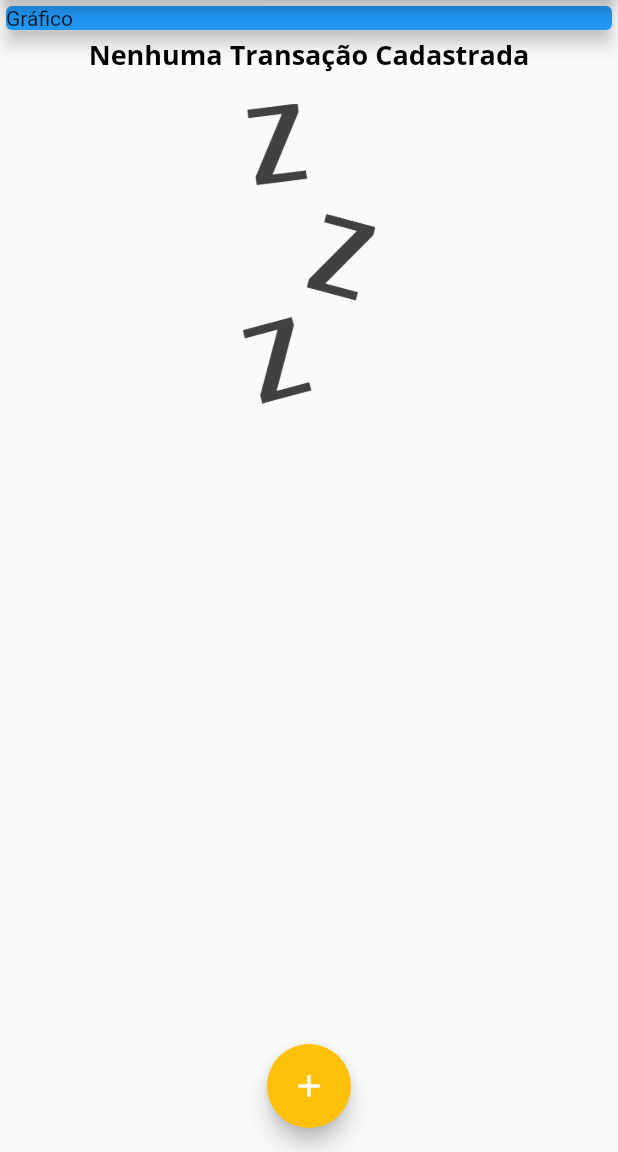
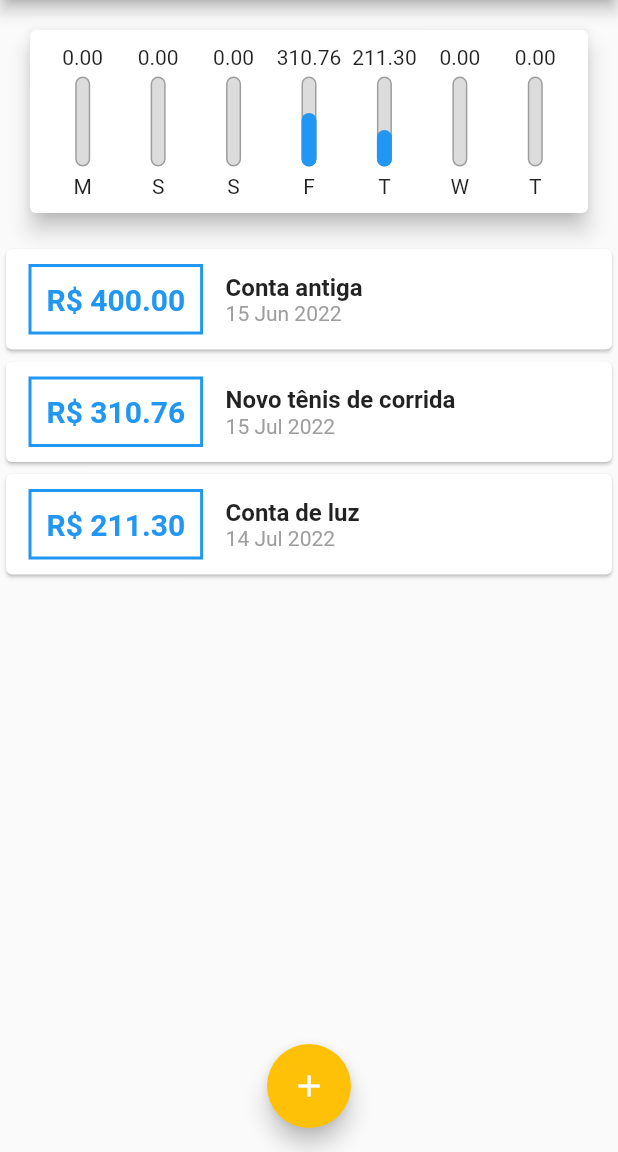
Before and after one commit to IvanMCarval/flutter_application_despesas, a Flutter app: the screen it shows after launch, on a phone screen of 412 x 824 dp, the part 84-1236 px from its top. Run offline on Flutter 3.47's test engine with Material 2 defaults, Android fonts, the phone set to English and light mode, and no system bars; missing offline and left inert: dart:ffi.

Commit message:
Criado componente Chart

```diff
--- /dev/null
+++ b/lib/components/chart.dart
@@ -0,0 +1,67 @@
+import 'dart:ffi';
+
+import 'package:flutter/material.dart';
+import 'package:flutter_application_despesas/components/chart_bar.dart';
+import 'package:flutter_application_despesas/models/transaction.dart';
+import 'package:intl/intl.dart';
+
+class Chart extends StatelessWidget {
+  final List<Transaction> recentTransactions;
+
+  Chart(this.recentTransactions);
+
+  List<Map<String, Object>> get groupedTransactions {
+    return List.generate(7, (index) {
+      final weekDay = DateTime.now().subtract(
+        Duration(days: index),
+      );
+
+      double totalSum = 0.0;
+
+      for (var i = 0; i < recentTransactions.length; i++) {
+        bool sameDay = recentTransactions[i].date.day == weekDay.day;
+        bool sameMonth = recentTransactions[i].date.month == weekDay.month;
+        bool sameYear = recentTransactions[i].date.year == weekDay.year;
+
+        if (sameDay && sameMonth && sameYear) {
+          totalSum += recentTransactions[i].value;
+        }
+      }
+
+      return {
+        'day': DateFormat.E().format(weekDay)[0],
+        'value': totalSum,
+      };
+    });
+  }
+
+  double get _weekTotalValue {
+    return groupedTransactions.fold(0.0, (sum, tr) {
+      return sum + (tr['value'] as double);
+    });
+  }
+
+  @override
+  Widget build(BuildContext context) {
+    return Card(
+      elevation: 6,
+      margin: const EdgeInsets.all(20),
+      child: Padding(
+        padding: const EdgeInsets.all(10),
+        child: Row(
+          mainAxisAlignment: MainAxisAlignment.spaceBetween,
+          children: groupedTransactions.map((tr) {
+            return Flexible(
+              fit: FlexFit.tight,
+              child: ChartBar(
+                label: tr['day'] as String,
+                value: tr['value'] as double,
+                percentage: (tr['value'] as double) / _weekTotalValue,
+              ),
+            );
+          }).toList(),
+        ),
+      ),
+    );
+  }
+}
--- /dev/null
+++ b/lib/components/chart_bar.dart
@@ -0,0 +1,55 @@
+import 'package:flutter/material.dart';
+
+class ChartBar extends StatelessWidget {
+  final String? label;
+  final double? value;
+  final double? percentage;
+
+  const ChartBar({
+    this.label,
+    this.value,
+    this.percentage,
+    Key? key,
+  }) : super(key: key);
+
+  @override
+  Widget build(BuildContext context) {
+    return Column(
+      children: [
+        FittedBox(
+          child: Text('${value!.toStringAsFixed(2)}'),
+        ),
+        SizedBox(height: 5),
+        Container(
+          height: 60,
+          width: 10,
+          child: Stack(
+            alignment: Alignment.bottomCenter,
+            children: [
+              Container(
+                decoration: BoxDecoration(
+                    border: Border.all(
+                      color: Colors.grey,
+                      width: 1.0,
+                    ),
+                    color: const Color.fromRGBO(220, 220, 220, 1),
+                    borderRadius: BorderRadius.circular(5)),
+              ),
+              FractionallySizedBox(
+                heightFactor: percentage,
+                child: Container(
+                  decoration: BoxDecoration(
+                    color: Theme.of(context).primaryColor,
+                    borderRadius: BorderRadius.circular(5),
+                  ),
+                ),
+              ),
+            ],
+          ),
+        ),
+        const SizedBox(height: 5),
+        Text(label!),
+      ],
+    );
+  }
+}
--- a/lib/main.dart
+++ b/lib/main.dart
@@ -1,6 +1,7 @@
 // ignore_for_file: prefer_const_constructors, prefer_const_literals_to_create_immutables, use_key_in_widget_constructors, deprecated_member_use
 
 import 'package:flutter/material.dart';
+import 'package:flutter_application_despesas/components/chart.dart';
 import 'dart:math';
 import 'package:flutter_application_despesas/components/transaction_form.dart';
 import 'models/transaction.dart';
@@ -50,19 +51,33 @@
 
 class _MyHomePageState extends State<MyHomePage> {
   final List<Transaction> _transactions = [
-    /*Transaction(
+    Transaction(
+      id: 't0',
+      title: 'Conta antiga',
+      value: 400.00,
+      date: DateTime.now().subtract(Duration(days: 33)),
+    ),
+    Transaction(
       id: 't1',
       title: 'Novo tênis de corrida',
       value: 310.76,
-      date: DateTime.now(),
+      date: DateTime.now().subtract(Duration(days: 3)),
     ),
     Transaction(
       id: 't2',
       title: 'Conta de luz',
       value: 211.30,
-      date: DateTime.now(),
-    ),*/
+      date: DateTime.now().subtract(Duration(days: 4)),
+    ),
   ];
+
+  List<Transaction> get _recentTransactions {
+    return _transactions.where((tr) {
+      return tr.date.isAfter(DateTime.now().subtract(
+        Duration(days: 7),
+      ));
+    }).toList();
+  }
 
   _addTransaction(String title, double value) {
     final newTransaction = Transaction(
@@ -106,13 +121,7 @@
         child: Column(
           crossAxisAlignment: CrossAxisAlignment.stretch,
           children: [
-            Container(
-              child: Card(
-                color: Colors.blue,
-                elevation: 5,
-                child: Text('Gráfico'),
-              ),
-            ),
+            Chart(_recentTransactions),
             TransactionList(_transactions),
           ],
         ),
```
